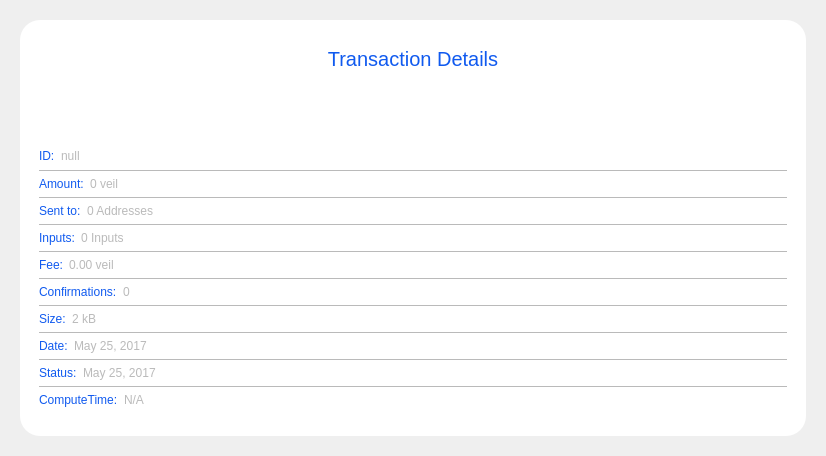
Qt form src/qt/veil/forms/transactiondetaildialog.ui (Veil-Project/veil) before a commit.
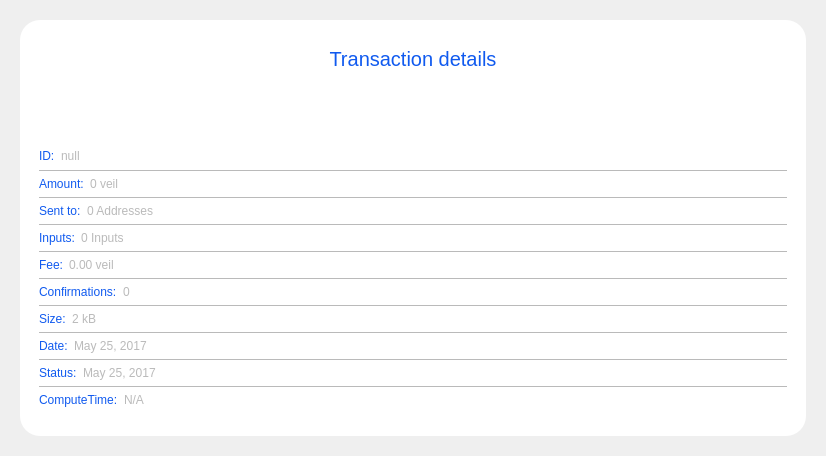
The same form after that commit. Icons and pictures are not drawn.

The edit to the form file:
```diff
--- a/src/qt/veil/forms/transactiondetaildialog.ui
+++ b/src/qt/veil/forms/transactiondetaildialog.ui
@@ -81,7 +81,7 @@
                                             </string>
                                         </property>
                                         <property name="text">
-                                            <string>Transaction Details</string>
+                                            <string>Transaction details</string>
                                         </property>
                                         <property name="alignment">
                                             <set>Qt::AlignCenter</set>
```
Left out of the diff: 2 changed lines with no effect on the pictures.
